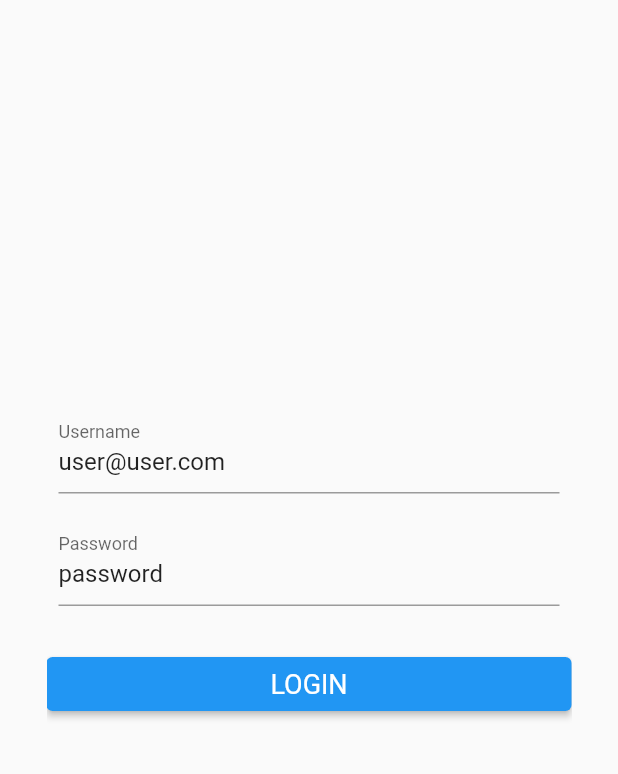
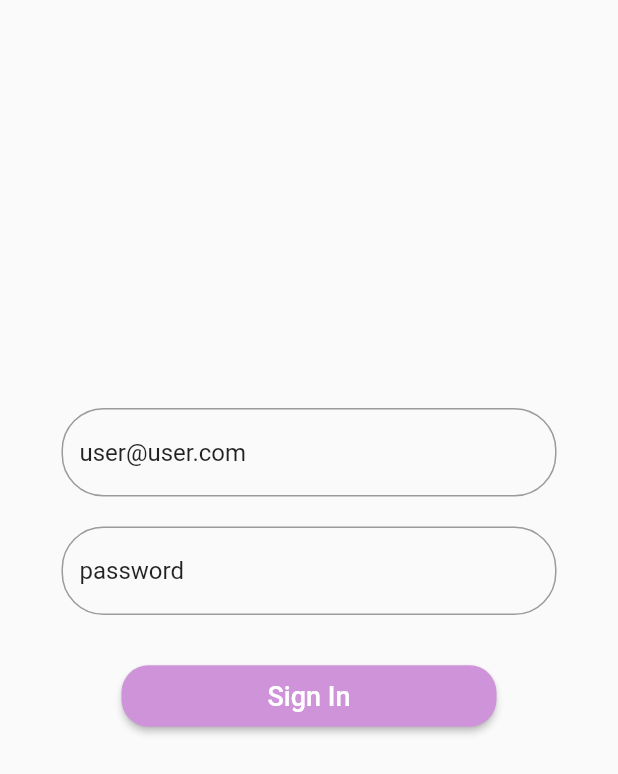
Before and after one commit to JuanNitram/contacts_app_flutter, a Flutter app: the screen it shows after launch, on a phone screen of 412 x 824 dp. Shown: the top 774 px of the screen. Run offline on Flutter 3.47's test engine with Material 2 defaults, Android fonts, the phone set to English and light mode, and no system bars; our stand-ins replace sqflite; accounts and stored records are empty.

Commit message:
Add new input styles to login screen

```diff
--- a/lib/main.dart
+++ b/lib/main.dart
@@ -16,7 +16,7 @@ class FlutterLogin extends StatelessWidget {
     return new MaterialApp(
       title: 'Flutter Login',
       theme: new ThemeData(
-        primarySwatch: Colors.blue,
+        primarySwatch: Colors.purple,
       ),
       routes: routes,
     );
--- a/lib/screens/home/home_screen.dart
+++ b/lib/screens/home/home_screen.dart
@@ -22,7 +22,7 @@ class HomeScreenState extends State<HomeScreen> implements AuthStateListener {
     _ctx = context;
     return new Scaffold(
       appBar: new AppBar(
-        title: new Text("Home"),
+        title: new Text("My contacts"),
         actions: <Widget>[
           IconButton(
             icon: Icon(Icons.logout),
--- a/lib/screens/login/login_screen.dart
+++ b/lib/screens/login/login_screen.dart
@@ -57,14 +57,14 @@ class LoginScreenState extends State<LoginScreen>
   Widget build(BuildContext context) {
     _ctx = context;
 
-    var loginBtn = new ElevatedButton(
+    var loginBtn = new RaisedButton(
         onPressed: _submit,
-        child: new Text("LOGIN"),
-        style: ElevatedButton.styleFrom(
-          textStyle: TextStyle(
-            color: Colors.white,
-            fontSize: 18,
-          ),
+        child: new Text("Sign In", style: TextStyle(fontSize: 18)),
+        color: Colors.purple[200],
+        textColor: Colors.white,
+        padding: EdgeInsets.all(10.0),
+        shape: RoundedRectangleBorder(
+          borderRadius: BorderRadius.circular(18.0),
         ));
 
     var loginForm = new Column(
@@ -74,7 +74,7 @@ class LoginScreenState extends State<LoginScreen>
           child: new Column(
             children: <Widget>[
               new Padding(
-                padding: const EdgeInsets.all(8.0),
+                padding: const EdgeInsets.all(10.0),
                 child: new TextFormField(
                   initialValue: 'user@user.com',
                   onSaved: (val) => _username = val,
@@ -83,23 +83,40 @@ class LoginScreenState extends State<LoginScreen>
                         ? "Username must have atleast 10 chars"
                         : null;
                   },
-                  decoration: new InputDecoration(labelText: "Username"),
+                  decoration: new InputDecoration(
+                      focusedBorder: OutlineInputBorder(
+                          borderRadius: BorderRadius.circular(28.0),
+                          borderSide: BorderSide(color: Colors.purple[200])),
+                      border: OutlineInputBorder(
+                          borderRadius: BorderRadius.circular(28.0),
+                          borderSide: BorderSide(color: Colors.purple[200]))),
                 ),
               ),
               new Padding(
-                padding: const EdgeInsets.all(8.0),
+                padding: const EdgeInsets.all(10.0),
                 child: new TextFormField(
                   initialValue: 'password',
                   onSaved: (val) => _password = val,
-                  decoration: new InputDecoration(labelText: "Password"),
+                  decoration: new InputDecoration(
+                      focusedBorder: OutlineInputBorder(
+                          borderRadius: BorderRadius.circular(28.0),
+                          borderSide: BorderSide(color: Colors.purple[200])),
+                      border: OutlineInputBorder(
+                          borderRadius: BorderRadius.circular(28.0),
+                          borderSide: BorderSide(color: Colors.purple[200]))),
                 ),
               ),
             ],
           ),
         ),
         new Container(
-          child: _isLoading ? new CircularProgressIndicator() : loginBtn,
-          width: _isLoading ? null : 350.0,
+          child: _isLoading
+              ? new CircularProgressIndicator(
+                  valueColor:
+                      new AlwaysStoppedAnimation<Color>(Colors.purple[200]),
+                )
+              : loginBtn,
+          width: _isLoading ? null : 250.0,
           padding: EdgeInsets.fromLTRB(0, 20.0, 0, 0),
         )
       ],
```
